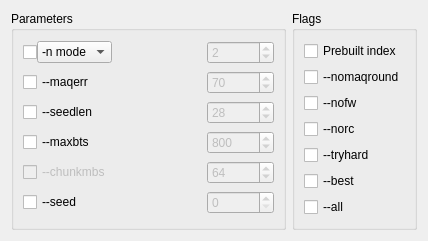
violethaze74/ugene, file src/plugins_3rdparty/bowtie/src/ui/BowtieSettings.ui: the form before one commit.
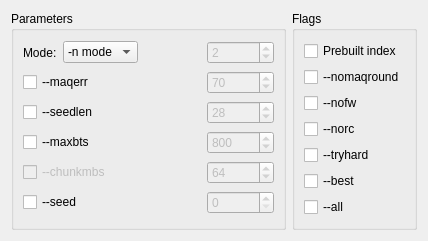
The form after the commit.

Diff of the .ui file:
```diff
--- a/src/plugins_3rdparty/bowtie/src/ui/BowtieSettings.ui
+++ b/src/plugins_3rdparty/bowtie/src/ui/BowtieSettings.ui
@@ -305,9 +305,9 @@
         <item row="0" column="2">
          <layout class="QHBoxLayout" name="horizontalLayout_2">
           <item>
-           <widget class="QCheckBox" name="mismatchesCheckBox">
+           <widget class="QLabel" name="label">
             <property name="text">
-             <string/>
+             <string>Mode:  </string>
             </property>
            </widget>
           </item>
```
Left out of the diff: 16 changed lines with no effect on the pictures.
